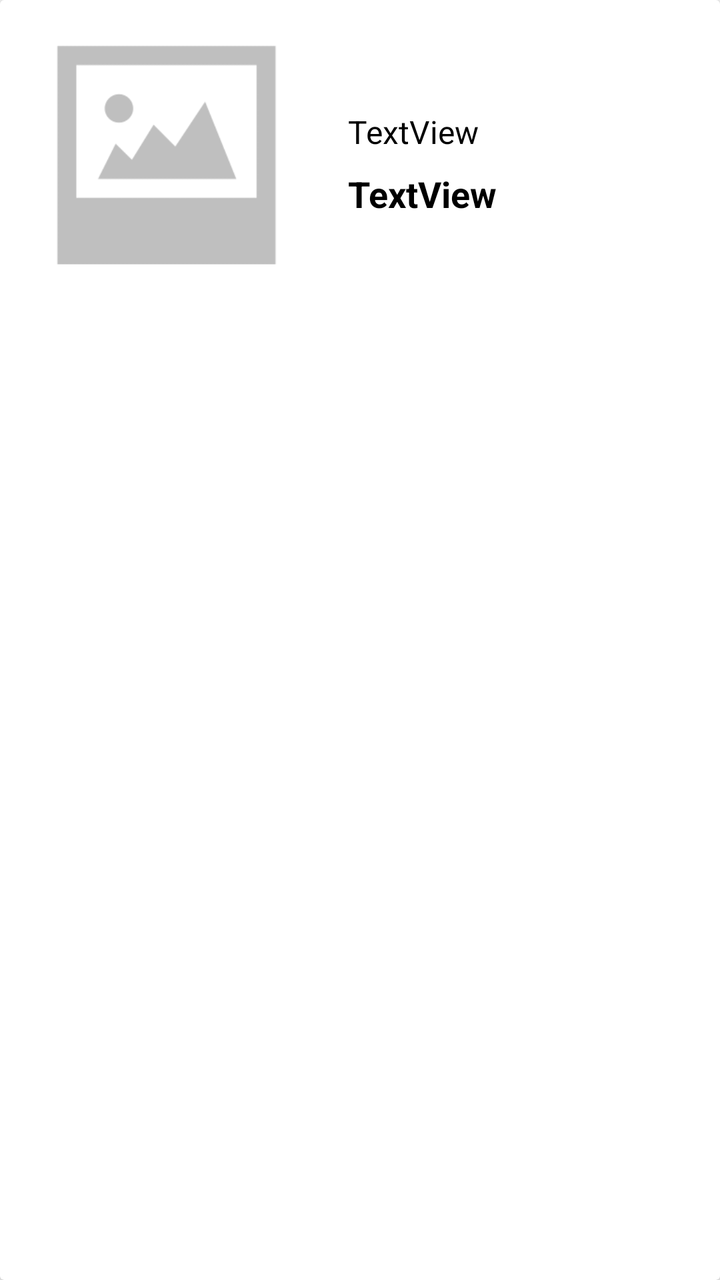
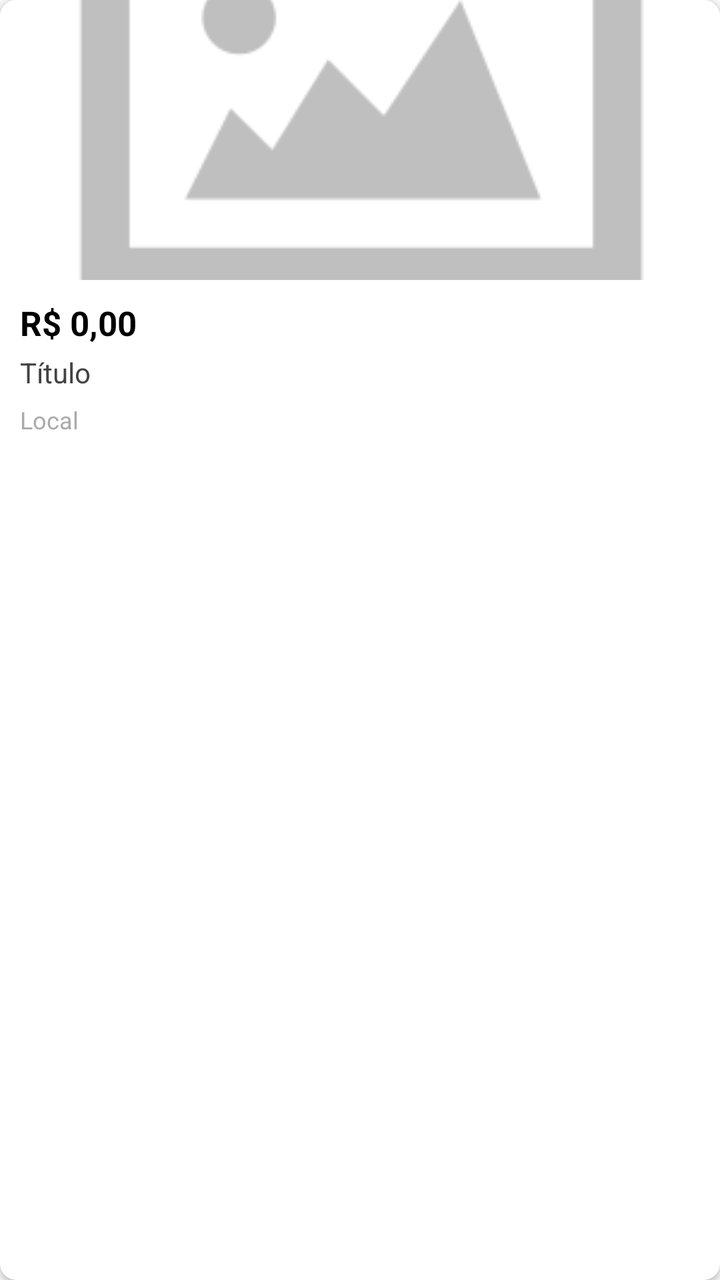

Before-and-after screenshots of an Android layout around one commit, followed by the original layout XML and the change that was made.
<!-- AndroidManifest.xml: application theme AppTheme -->
<!-- res/layout/adapter_anuncio.xml -->
<?xml version="1.0" encoding="utf-8"?>
<androidx.cardview.widget.CardView xmlns:android="http://schemas.android.com/apk/res/android"
    xmlns:app="http://schemas.android.com/apk/res-auto"
    android:orientation="vertical"
    android:layout_width="match_parent"
    android:layout_height="wrap_content"
    android:layout_margin="8dp">


    <LinearLayout
        android:layout_width="match_parent"
        android:layout_height="140dp"
        android:orientation="horizontal"
        android:layout_margin="8dp">

        <ImageView
            android:id="@+id/imageAnuncio"
            android:layout_width="wrap_content"
            android:layout_height="wrap_content"
            android:layout_weight="1"
            android:scaleType="centerInside"
            app:srcCompat="@drawable/padrao" />

        <LinearLayout
            android:layout_width="match_parent"
            android:layout_height="match_parent"
            android:layout_weight="1"
            android:layout_margin="16dp"
            android:gravity="center_vertical"
            android:orientation="vertical">


            <TextView
                android:id="@+id/textTitulo"
                android:layout_width="match_parent"
                android:layout_height="wrap_content"
                android:text="TextView"
                android:textSize="16sp"
                android:textColor="@android:color/black"
                android:layout_marginTop="8dp"/>

            <TextView
                android:id="@+id/textValor"
                android:layout_width="match_parent"
                android:layout_height="wrap_content"
                android:layout_marginTop="8dp"
                android:text="TextView"
                android:textColor="@android:color/black"
                android:textSize="18sp"
                android:textStyle="bold" />
        </LinearLayout>
    </LinearLayout>
</androidx.cardview.widget.CardView>
<!-- resources referenced by this layout -->
<resources>
  <!-- drawable padrao: png bitmap (drawable, 2741 bytes) -->
  <style name="AppTheme" parent="Theme.MaterialComponents.Light.DarkActionBar.Bridge">
          
          <item name="colorPrimary">@color/colorPrimary</item>
          <item name="colorPrimaryDark">@color/colorPrimaryDark</item>
          <item name="colorAccent">@color/colorAccent</item>
      </style>
  <color name="colorPrimary">#9C27B0</color>
  <color name="colorPrimaryDark">#7B1FA2</color>
  <color name="colorAccent">#ff5722</color>
</resources>

<!-- the commit's change to res/layout/adapter_anuncio.xml (unified diff, before → after) -->
@@ -1,53 +1,61 @@
 <?xml version="1.0" encoding="utf-8"?>
 <androidx.cardview.widget.CardView xmlns:android="http://schemas.android.com/apk/res/android"
     xmlns:app="http://schemas.android.com/apk/res-auto"
-    android:orientation="vertical"
     android:layout_width="match_parent"
     android:layout_height="wrap_content"
-    android:layout_margin="8dp">
-
+    android:layout_margin="6dp"
+    app:cardCornerRadius="8dp"
+    app:cardElevation="2dp">
 
     <LinearLayout
         android:layout_width="match_parent"
-        android:layout_height="140dp"
-        android:orientation="horizontal"
-        android:layout_margin="8dp">
+        android:layout_height="wrap_content"
+        android:orientation="vertical">
 
         <ImageView
             android:id="@+id/imageAnuncio"
-            android:layout_width="wrap_content"
-            android:layout_height="wrap_content"
-            android:layout_weight="1"
-            android:scaleType="centerInside"
+            android:layout_width="match_parent"
+            android:layout_height="140dp"
+            android:contentDescription="Foto do anúncio"
+            android:scaleType="centerCrop"
             app:srcCompat="@drawable/padrao" />
 
         <LinearLayout
             android:layout_width="match_parent"
-            android:layout_height="match_parent"
-            android:layout_weight="1"
-            android:layout_margin="16dp"
-            android:gravity="center_vertical"
-            android:orientation="vertical">
+            android:layout_height="wrap_content"
+            android:orientation="vertical"
+            android:padding="10dp">
 
+            <TextView
+                android:id="@+id/textValor"
+                android:layout_width="match_parent"
+                android:layout_height="wrap_content"
+                android:text="R$ 0,00"
+                android:textColor="@android:color/black"
+                android:textSize="17sp"
+                android:textStyle="bold" />
 
             <TextView
                 android:id="@+id/textTitulo"
                 android:layout_width="match_parent"
                 android:layout_height="wrap_content"
-                android:text="TextView"
-                android:textSize="16sp"
-                android:textColor="@android:color/black"
-                android:layout_marginTop="8dp"/>
+                android:layout_marginTop="4dp"
+                android:ellipsize="end"
+                android:maxLines="2"
+                android:text="Título"
+                android:textColor="#424242"
+                android:textSize="14sp" />
 
             <TextView
-                android:id="@+id/textValor"
+                android:id="@+id/textLocal"
                 android:layout_width="match_parent"
                 android:layout_height="wrap_content"
-                android:layout_marginTop="8dp"
-                android:text="TextView"
-                android:textColor="@android:color/black"
-                android:textSize="18sp"
-                android:textStyle="bold" />
+                android:layout_marginTop="6dp"
+                android:ellipsize="end"
+                android:maxLines="1"
+                android:text="Local"
+                android:textColor="@android:color/darker_gray"
+                android:textSize="12sp" />
         </LinearLayout>
     </LinearLayout>
 </androidx.cardview.widget.CardView>
